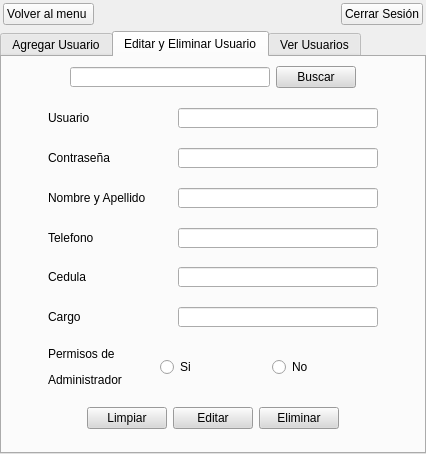
Old version of the form ui/usuarios.ui in the repository juliosi02/YSR-Control-de-Inventario.
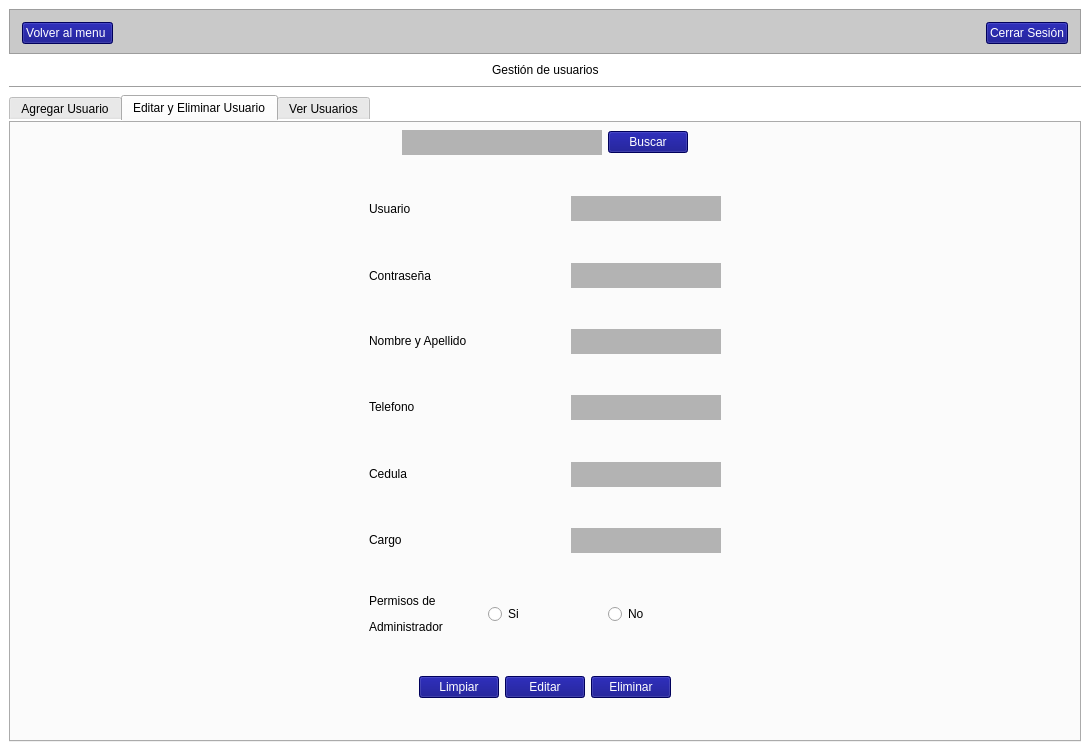
New version of the form. The open tabs and pages were chosen to show the change.

What changed in the file:
```diff
--- a/ui/usuarios.ui
+++ b/ui/usuarios.ui
@@ -6,31 +6,68 @@
    <rect>
     <x>0</x>
     <y>0</y>
-    <width>426</width>
-    <height>454</height>
+    <width>1090</width>
+    <height>751</height>
    </rect>
   </property>
   <property name="windowTitle">
    <string>Gestion de Usuarios</string>
   </property>
   <property name="styleSheet">
-   <string notr="true"/>
+   <string notr="true">QPushButton{
+	color: rgb(255, 255, 255);
+	background-color: rgb(0, 0, 127);
+	font: 75 11pt &quot;Arial&quot;;
+}
+QLineEdit{
+	color: rgb(0, 0, 0);
+	border:0;
+	background-color: rgb(106, 106, 106, 0.5);
+}
+QMainWindow{
+	background-color: rgb(255, 255, 255);
+}
+QMainWindow::item:selected {
+    background-color: #555;
+
+}
+
+QTabWidget{
+	border:0; 
+	font: 75 12pt &quot;Arial&quot;;
+}
+QLabel{
+	
+	font: 75 11pt &quot;Arial&quot;;
+}
+QGroupBox{
+	
+	font: italic 11pt &quot;Arial&quot;;
+}
+QComboBox{
+	
+	background-color: rgb(102, 102, 102, 0.5);
+	font: 75 11pt &quot;Arial&quot;;
+}
+QTableWidget{
+	
+	font: 16pt &quot;Arial&quot;;
+}</string>
   </property>
   <widget class="QWidget" name="centralwidget">
    <layout class="QVBoxLayout" name="verticalLayout_4">
-    <property name="leftMargin">
-     <number>0</number>
-    </property>
-    <property name="topMargin">
-     <number>0</number>
-    </property>
-    <property name="rightMargin">
-     <number>0</number>
-    </property>
-    <property name="bottomMargin">
-     <number>0</number>
-    </property>
     <item>
+     <widget class="QFrame" name="frame">
+      <property name="styleSheet">
+       <string notr="true">QFrame{
+background-color: rgb(147, 147, 147, 0.5);}</string>
+      </property>
+      <property name="frameShape">
+       <enum>QFrame::StyledPanel</enum>
+      </property>
+      <property name="frameShadow">
+       <enum>QFrame::Raised</enum>
+      </property>
      <layout class="QVBoxLayout" name="verticalLayout">
       <item>
        <layout class="QHBoxLayout" name="horizontalLayout_2">
@@ -78,6 +115,56 @@
         </item>
        </layout>
       </item>
+      </layout>
+     </widget>
+    </item>
+    <item>
+     <layout class="QHBoxLayout" name="horizontalLayout_6">
+      <item>
+       <spacer name="horizontalSpacer_3">
+        <property name="orientation">
+         <enum>Qt::Horizontal</enum>
+        </property>
+        <property name="sizeHint" stdset="0">
+         <size>
+          <width>40</width>
+          <height>20</height>
+         </size>
+        </property>
+       </spacer>
+      </item>
+      <item>
+       <widget class="QLabel" name="label">
+        <property name="styleSheet">
+         <string notr="true">font: 87 18pt &quot;Arial Black&quot;;</string>
+        </property>
+        <property name="text">
+         <string>Gestión de usuarios</string>
+        </property>
+       </widget>
+      </item>
+      <item>
+       <spacer name="horizontalSpacer_4">
+        <property name="orientation">
+         <enum>Qt::Horizontal</enum>
+        </property>
+        <property name="sizeHint" stdset="0">
+         <size>
+          <width>40</width>
+          <height>20</height>
+         </size>
+        </property>
+       </spacer>
+      </item>
+     </layout>
+    </item>
+    <item>
+     <widget class="Line" name="line">
+      <property name="orientation">
+       <enum>Qt::Horizontal</enum>
+      </property>
+     </widget>
+    </item>
       <item>
        <widget class="QTabWidget" name="tabWidget">
         <property name="currentIndex">
@@ -503,13 +590,13 @@
               <property name="minimumSize">
                <size>
                 <width>200</width>
-                <height>20</height>
+              <height>25</height>
                </size>
               </property>
               <property name="maximumSize">
                <size>
                 <width>200</width>
-                <height>20</height>
+              <height>25</height>
                </size>
               </property>
              </widget>
@@ -517,7 +604,9 @@
             <item>
              <widget class="QPushButton" name="bt_buscarUsser">
               <property name="styleSheet">
-               <string notr="true">background-color: rgb(216, 216, 216);</string>
+             <string notr="true">color: rgb(255, 255, 255);
+	background-color: rgb(0, 0, 127);
+	font: 75 11pt &quot;Arial&quot;;</string>
               </property>
               <property name="text">
                <string>Buscar</string>
@@ -582,14 +671,14 @@
                  <widget class="QLineEdit" name="lineEdit_usser">
                   <property name="minimumSize">
                    <size>
-                    <width>200</width>
-                    <height>20</height>
+                  <width>150</width>
+                  <height>25</height>
                    </size>
                   </property>
                   <property name="maximumSize">
                    <size>
-                    <width>200</width>
-                    <height>20</height>
+                  <width>150</width>
+                  <height>25</height>
                    </size>
                   </property>
                  </widget>
@@ -622,14 +711,14 @@
                  <widget class="QLineEdit" name="lineEdit_password">
                   <property name="minimumSize">
                    <size>
-                    <width>200</width>
-                    <height>20</height>
+                  <width>150</width>
+                  <height>25</height>
                    </size>
                   </property>
                   <property name="maximumSize">
                    <size>
-                    <width>200</width>
-                    <height>20</height>
+                  <width>150</width>
+                  <height>25</height>
                    </size>
                   </property>
                  </widget>
@@ -662,14 +751,14 @@
                  <widget class="QLineEdit" name="lineEdit_nameusser">
                   <property name="minimumSize">
                    <size>
-                    <width>200</width>
-                    <height>20</height>
+                  <width>150</width>
+                  <height>25</height>
                    </size>
                   </property>
                   <property name="maximumSize">
                    <size>
-                    <width>200</width>
-                    <height>20</height>
+                  <width>150</width>
+                  <height>25</height>
                    </size>
                   </property>
                  </widget>
@@ -702,14 +791,14 @@
                  <widget class="QLineEdit" name="lineEdit_id">
                   <property name="minimumSize">
                    <size>
-                    <width>200</width>
-                    <height>20</height>
+                  <width>150</width>
+                  <height>25</height>
                    </size>
                   </property>
                   <property name="maximumSize">
                    <size>
-                    <width>200</width>
-                    <height>20</height>
+                  <width>150</width>
+                  <height>25</height>
                    </size>
                   </property>
                  </widget>
@@ -742,14 +831,14 @@
                  <widget class="QLineEdit" name="lineEdit_cedulausser">
                   <property name="minimumSize">
                    <size>
-                    <width>200</width>
-                    <height>20</height>
+                  <width>150</width>
+                  <height>25</height>
                    </size>
                   </property>
                   <property name="maximumSize">
                    <size>
-                    <width>200</width>
-                    <height>20</height>
+                  <width>150</width>
+                  <height>25</height>
                    </size>
                   </property>
                  </widget>
@@ -782,14 +871,14 @@
                  <widget class="QLineEdit" name="lineEdit_cargo">
                   <property name="minimumSize">
                    <size>
-                    <width>200</width>
-                    <height>20</height>
+                  <width>150</width>
+                  <height>25</height>
                    </size>
                   </property>
                   <property name="maximumSize">
                    <size>
-                    <width>200</width>
-                    <height>20</height>
+                  <width>150</width>
+                  <height>25</height>
                    </size>
                   </property>
                  </widget>
@@ -865,7 +954,9 @@
                 <item>
                  <widget class="QPushButton" name="btn_clear_inputs">
                   <property name="styleSheet">
-                   <string notr="true">background-color: rgb(216, 216, 216);</string>
+                 <string notr="true">color: rgb(255, 255, 255);
+	background-color: rgb(0, 0, 127);
+	font: 75 11pt &quot;Arial&quot;;</string>
                   </property>
                   <property name="text">
                    <string>Limpiar</string>
@@ -875,7 +966,9 @@
                 <item>
                  <widget class="QPushButton" name="btn_editusser">
                   <property name="styleSheet">
-                   <string notr="true">background-color: rgb(216, 216, 216);</string>
+                 <string notr="true">color: rgb(255, 255, 255);
+	background-color: rgb(0, 0, 127);
+	font: 75 11pt &quot;Arial&quot;;</string>
                   </property>
                   <property name="text">
                    <string>Editar</string>
@@ -885,7 +978,9 @@
                 <item>
                  <widget class="QPushButton" name="btn_deleteusser">
                   <property name="styleSheet">
-                   <string notr="true">background-color: rgb(216, 216, 216);</string>
+                 <string notr="true">color: rgb(255, 255, 255);
+	background-color: rgb(0, 0, 127);
+	font: 75 11pt &quot;Arial&quot;;</string>
                   </property>
                   <property name="text">
                    <string>Eliminar</string>
@@ -1036,8 +1131,6 @@
          </layout>
         </widget>
        </widget>
-      </item>
-     </layout>
     </item>
    </layout>
   </widget>
```
Left out of the diff: 58 changed lines with no effect on the pictures. Lines whose indentation alone changed are shown as unchanged.
